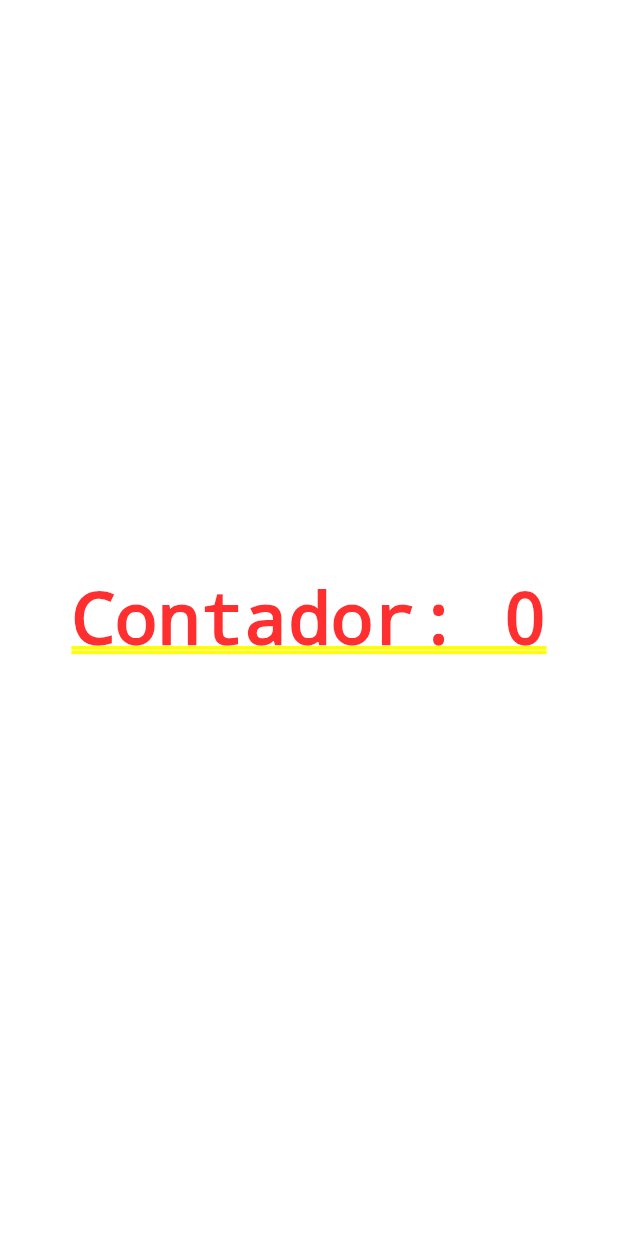
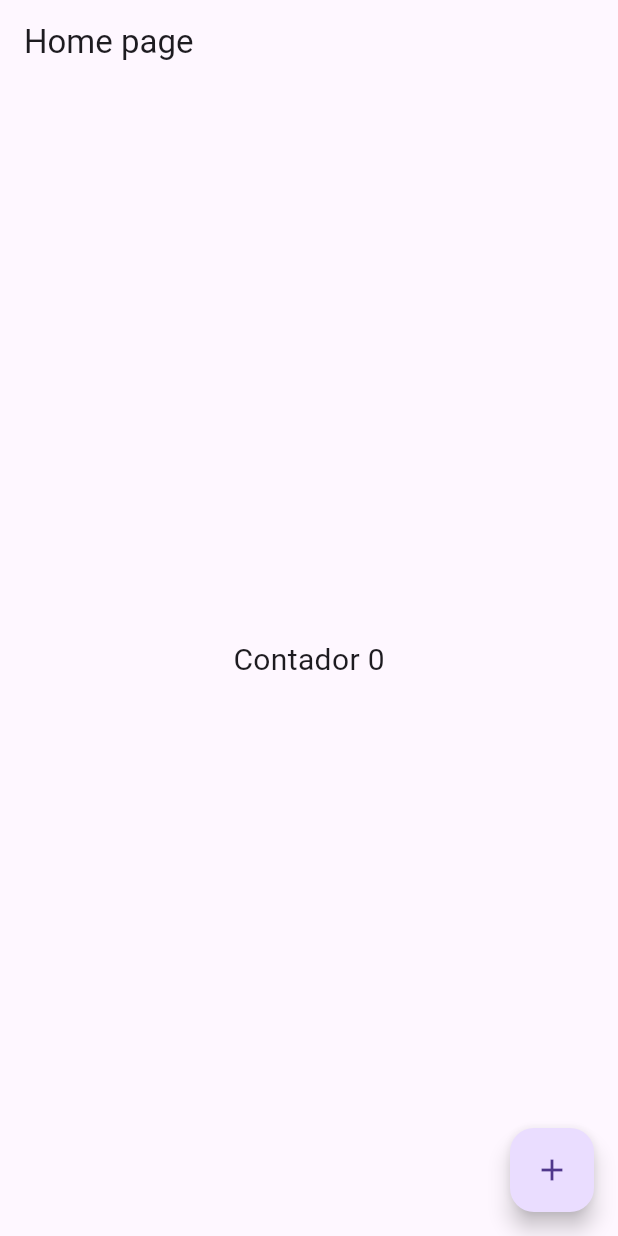
Before and after one commit to MatheusHenry2/Flutter-studies, a Flutter app: the screen it shows after launch, on a phone screen of 412 x 824 dp. Run offline on Flutter 3.47's test engine with Material 3 defaults, Android fonts, the phone set to English and light mode, and no system bars.

Commit message:
Scaffold class 10

```diff
--- a/lib/home_page.dart
+++ b/lib/home_page.dart
@@ -1,4 +1,5 @@
 import 'package:flutter/cupertino.dart';
+import 'package:flutter/material.dart';
 
 class HomePage extends StatefulWidget {
   @override
@@ -12,17 +13,26 @@ class HomePageState extends State<HomePage> {
 
   @override
   Widget build(BuildContext context) {
-    return Center(
-      child: Container(
+    return Scaffold(
+      appBar: AppBar(title: Text('Home page')),
+
+      body: Center(
         child: GestureDetector(
-          child: Text('Contador: $count'),
+          child: Text('Contador $count', style: TextStyle(fontSize: 20)),
           onTap: () {
             setState(() {
               count++;
             });
-            print('clicado');
           },
         ),
+      ),
+      floatingActionButton: FloatingActionButton(
+        child: Icon(Icons.add),
+        onPressed: () {
+          setState(() {
+            count++;
+          });
+        },
       ),
     );
   }
```
